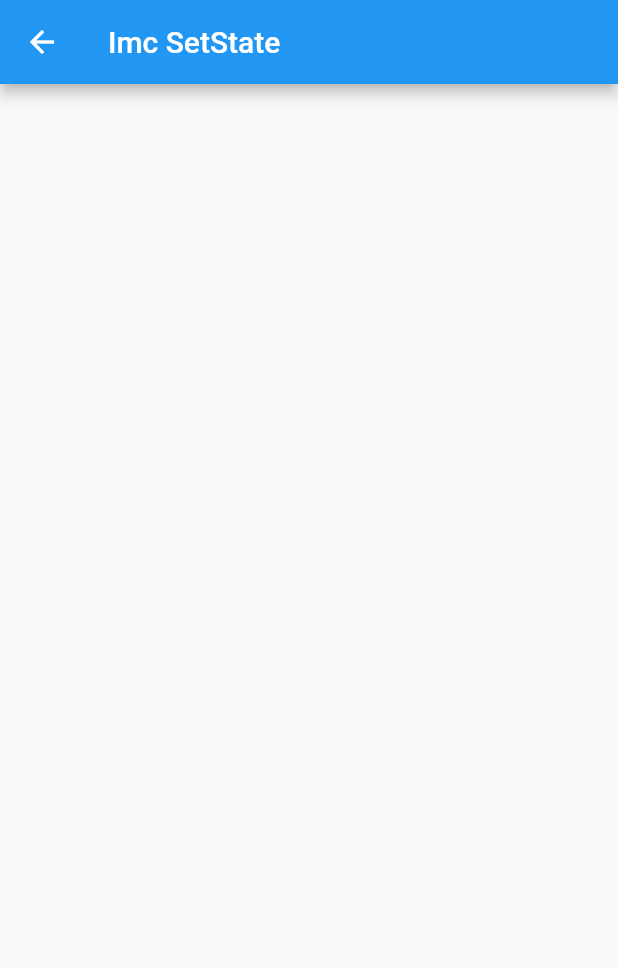
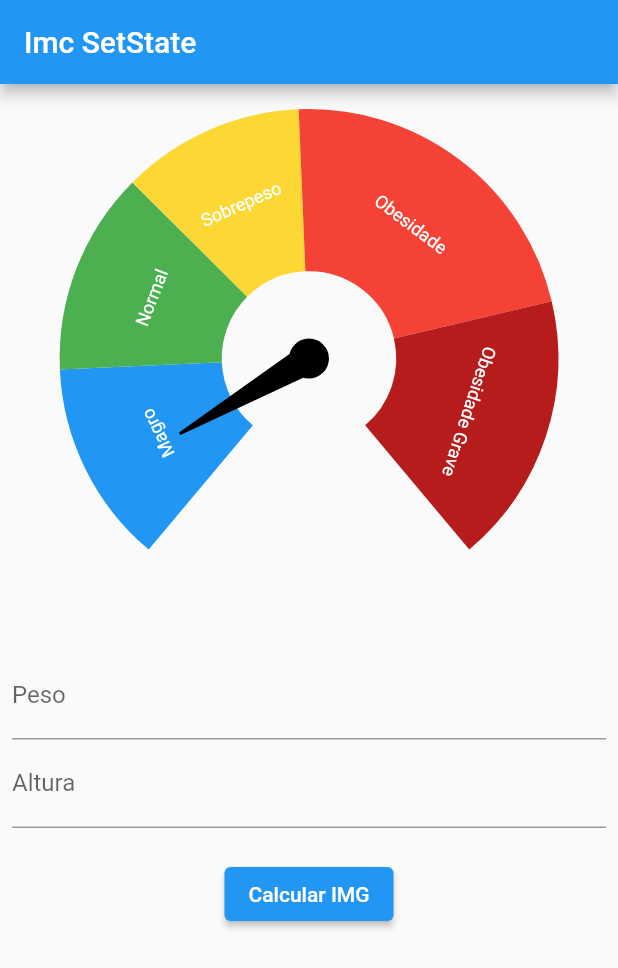
Before and after one commit to aloisiomartinez/flutter_default_state_manager, a Flutter app: the ImcSetStatePage screen opened directly, on a phone screen of 412 x 824 dp. Shown: the top 968 px of the screen. Run offline on Flutter 3.47's test engine with Material 2 defaults, Android fonts, the phone set to English and light mode, and no system bars; drawn by our look-alikes of syncfusion_flutter_gauges; our stand-ins replace currency_text_input_formatter.

Commit message:
img setState page

```diff
--- a/lib/home_page.dart
+++ b/lib/home_page.dart
@@ -1,7 +1,16 @@
 import 'package:flutter/material.dart';
+import 'package:flutter_default_state_manager/setState/img_setstate_page.dart';
 
 class HomePage extends StatelessWidget {
   const HomePage({Key? key}) : super(key: key);
+
+  void _goToPage(BuildContext context, Widget page) {
+    Navigator.of(context).push(
+      MaterialPageRoute(
+        builder: (context) => page,
+      ),
+    );
+  }
 
   @override
   Widget build(BuildContext context) {
@@ -12,7 +21,7 @@ class HomePage extends StatelessWidget {
           mainAxisAlignment: MainAxisAlignment.center,
           children: [
             ElevatedButton(
-              onPressed: () {},
+              onPressed: () => _goToPage(context, ImcSetStatePage()),
               child: Text('setState')
             ),
             ElevatedButton(
--- a/lib/setState/img_setstate_page.dart
+++ b/lib/setState/img_setstate_page.dart
@@ -1,13 +1,117 @@
+import 'package:currency_text_input_formatter/currency_text_input_formatter.dart';
 import 'package:flutter/material.dart';
+import 'package:flutter_default_state_manager/widgets/imc_gauge_range.dart';
+import 'package:syncfusion_flutter_gauges/gauges.dart';
 
-class ImcSetStatePage extends StatelessWidget {
+class ImcSetStatePage extends StatefulWidget {
   const ImcSetStatePage({ Key? key }) : super(key: key);
+
+  @override
+  State<ImcSetStatePage> createState() => _ImcSetStatePageState();
+}
+
+class _ImcSetStatePageState extends State<ImcSetStatePage> {
+  final pesoEC = TextEditingController();
+  final alturaEC = TextEditingController();
+
+  @override
+  void dispose() {
+    pesoEC.dispose();
+    alturaEC.dispose();
+    super.dispose();
+  }
 
   @override
   Widget build(BuildContext context) {
     return Scaffold(
       appBar: AppBar(title: Text('Imc SetState')),
-      body: Container(),
+      body: SingleChildScrollView(
+        child: Padding(
+          padding: const EdgeInsets.all(8.0),
+          child: Column(
+            children: [
+              SfRadialGauge(
+                axes: [
+                  RadialAxis(
+                    showLabels: false,
+                    showAxisLine: false,
+                    showTicks: false,
+                    minimum: 12.5,
+                    maximum: 47.9,
+                    ranges: [
+                      ImcGaugeRange(
+                        color: Colors.blue,
+                        start: 12.5,
+                        end: 18.5,
+                        label: 'Magro'
+                      ),
+                      ImcGaugeRange(
+                        color: Colors.green,
+                        start: 18.5,
+                        end: 24.5,
+                        label: 'Normal'
+                      ),
+                      ImcGaugeRange(
+                        color: Colors.yellow[600]!,
+                        start: 24.5,
+                        end: 29.9,
+                        label: 'Sobrepeso'
+                      ),
+                      ImcGaugeRange(
+                        color: Colors.red[500]!,
+                        start: 29.9,
+                        end: 39.9,
+                        label: 'Obesidade'
+                      ),
+                      ImcGaugeRange(
+                        color: Colors.red[900]!,
+                        start: 39.9,
+                        end: 47.9,
+                        label: 'Obesidade Grave'
+                      )
+                    ],
+                    pointers: [
+                      NeedlePointer(
+                        value: 15,
+                        enableAnimation: true,
+                      )
+                    ],
+                  )
+                ],
+              ),
+              SizedBox(height: 20,),
+              TextFormField(
+                controller: pesoEC,
+                keyboardType: TextInputType.number,
+                decoration: InputDecoration(labelText: 'Peso'),
+                inputFormatters: [
+                  CurrencyTextInputFormatter(
+                    locale: 'pt_BR',
+                    symbol: '',
+                    turnOffGrouping: true,
+                    decimalDigits: 2
+                  )
+                ],
+              ),
+              TextFormField(
+                controller: alturaEC,
+                keyboardType: TextInputType.number,
+                decoration: InputDecoration(labelText: 'Altura'),
+                inputFormatters: [
+                  CurrencyTextInputFormatter(
+                    locale: 'pt_BR',
+                    symbol: '',
+                    turnOffGrouping: true,
+                    decimalDigits: 2
+                  )
+                ],
+              ),
+              SizedBox(height: 20,),
+              ElevatedButton(onPressed: (){}, child: Text('Calcular IMG'))
+            ],
+          ),
+        ),
+      ),
     );
   }
 }
--- /dev/null
+++ b/lib/widgets/imc_gauge_range.dart
@@ -0,0 +1,20 @@
+import 'package:flutter/material.dart';
+import 'package:syncfusion_flutter_gauges/gauges.dart';
+
+class ImcGaugeRange extends GaugeRange {
+  ImcGaugeRange({
+    required Color color,
+    required double start,
+    required double end,
+    required String label
+  }) : super(
+        startValue: start,
+        endValue: end,
+        color: color,
+        label: label,
+        sizeUnit: GaugeSizeUnit.factor,
+        labelStyle: GaugeTextStyle(fontFamily: 'Times', fontSize: 12),
+        startWidth: 0.65,
+        endWidth: 0.65
+      );
+}
```
